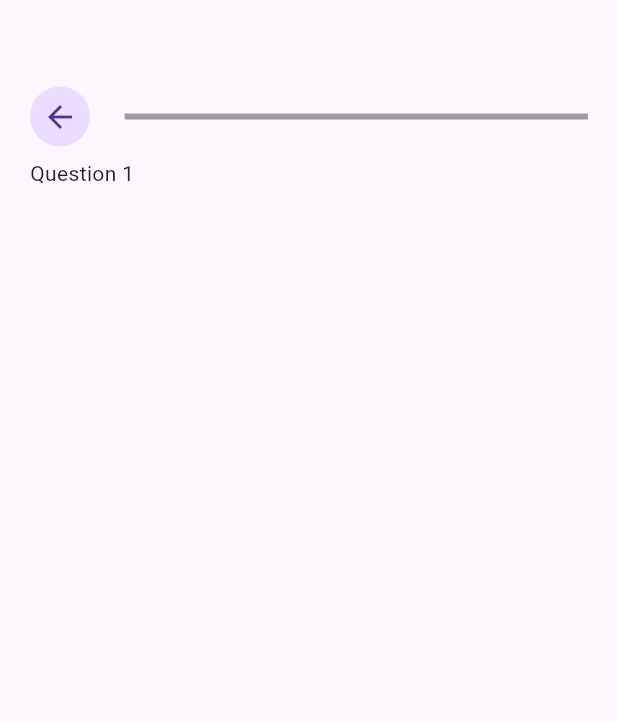
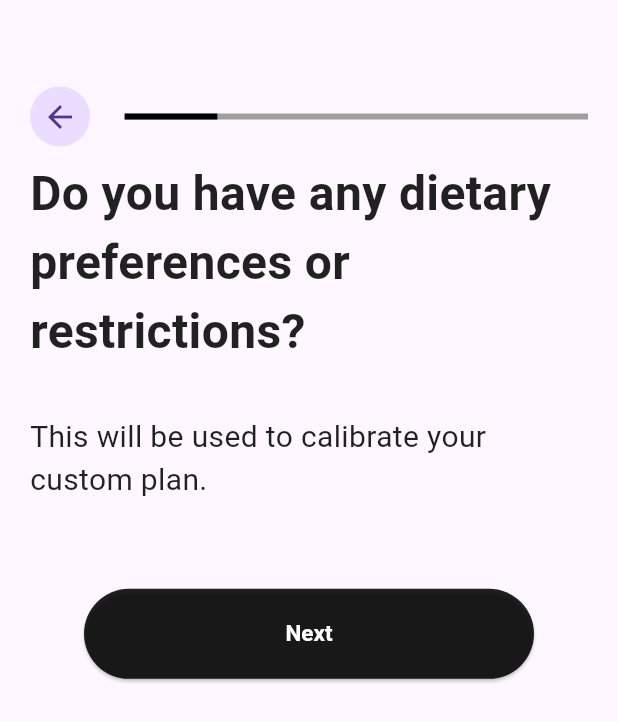
Before and after one commit to adolesamuel/cal_ai_onboarding, a Flutter app: the screen it shows after launch, swiped to page 2, on a phone screen of 412 x 824 dp. Shown: the top 722 px of the screen. Run offline on Flutter 3.47's test engine with Material 3 defaults, Android fonts, the phone set to English and light mode, and no system bars; our stand-ins replace cloud_firestore, firebase_auth, firebase_core, flutter_riverpod, flutter_screenutil, fpdart and 2 more; accounts and stored records are empty.

Commit message:
fixes for page indicator

```diff
--- /dev/null
+++ b/lib/models/question_model.dart
@@ -0,0 +1,27 @@
+import 'package:cal_ai/configs/constants.dart';
+import 'package:json_annotation/json_annotation.dart';
+
+part 'question_model.g.dart';
+
+@JsonSerializable()
+class Question {
+  final String question;
+  final List<String> options;
+  final String? selection;
+  final QuestionType type;
+
+  Question({
+    required this.question,
+    required this.options,
+    this.selection,
+    this.type = QuestionType.selection,
+  });
+
+  Json toJson() => _$QuestionToJson(this);
+  factory Question.fromJson(Json json) => _$QuestionFromJson(json);
+}
+
+enum QuestionType {
+  selection,
+  input,
+}
--- a/lib/screens/question_page.dart
+++ b/lib/screens/question_page.dart
@@ -1,12 +1,57 @@
+import 'package:cal_ai/models/question_model.dart';
+import 'package:cal_ai/screens/state/onboarding_controller.dart';
 import 'package:flutter/material.dart';
+import 'package:flutter_riverpod/flutter_riverpod.dart';
+import 'package:flutter_screenutil/flutter_screenutil.dart';
 
-class QuestionPage extends StatelessWidget {
-  const QuestionPage({super.key});
+class QuestionPage extends ConsumerWidget {
+  final Question question;
+  final void Function(String)? onOptionSelected;
+  const QuestionPage({
+    super.key,
+    required this.question,
+    this.onOptionSelected,
+  });
 
   @override
-  Widget build(BuildContext context) {
-    return const Scaffold(
-      body: Text('Question 1'),
-    );
+  Widget build(BuildContext context, ref) {
+    final onboardingCTRL = ref.read(onboardingControllerProvider);
+    return ListenableBuilder(
+        listenable: onboardingCTRL,
+        builder: (context, _) {
+          return Scaffold(
+            body: Column(
+              children: [
+                Align(
+                  alignment: Alignment.centerLeft,
+                  child: Text(
+                    question.question,
+                    style: const TextStyle(fontWeight: FontWeight.bold, fontSize: 32),
+                  ),
+                ),
+                32.verticalSpace,
+                const Text(
+                  'This will be used to calibrate your custom plan.',
+                  style: TextStyle(fontSize: 20, fontWeight: FontWeight.w400),
+                ),
+                32.verticalSpace,
+                const Padding(
+                  padding: EdgeInsets.symmetric(horizontal: 20),
+                  child: Column(
+                    children: [],
+                  ),
+                ),
+                24.verticalSpace,
+                ElevatedButton(
+                  onPressed: () {
+                    // onOptionSelected?.call();
+                    onboardingCTRL.nextPage();
+                  },
+                  child: const Text('Next'),
+                )
+              ],
+            ),
+          );
+        });
   }
 }
--- a/lib/screens/root_page.dart
+++ b/lib/screens/root_page.dart
@@ -6,12 +6,19 @@ import 'package:flutter/material.dart';
 import 'package:flutter_riverpod/flutter_riverpod.dart';
 import 'package:flutter_screenutil/flutter_screenutil.dart';
 
+// What are your primary health goals? (e.g., weight loss, muscle gain, maintaining a balanced diet)
+// Do you have any dietary preferences or restrictions? (e.g., vegetarian, vegan, gluten-free, allergies)
+// What is your current activity level? (e.g., sedentary, lightly active, very active)
+// How often do you typically cook at home? (e.g., rarely, sometimes, always)
+// What is your age and current weight
+
 class RootPage extends ConsumerWidget {
   const RootPage({super.key});
 
   @override
   Widget build(BuildContext context, ref) {
     final onboadingController = ref.read(onboardingControllerProvider);
+
     return Scaffold(
       body: Padding(
         padding: const EdgeInsets.symmetric(horizontal: 20),
@@ -23,9 +30,16 @@ class RootPage extends ConsumerWidget {
             Expanded(
               child: PageView(
                 controller: onboadingController.pageController,
-                children: const [
-                  SiginInScreen(),
-                  QuestionPage(),
+                onPageChanged: onboadingController.updatePage,
+                children: [
+                  ...List.generate(
+                    onboadingController.questions.length,
+                    (index) => QuestionPage(
+                      question: onboadingController.questions[index],
+                      onOptionSelected: (value) {},
+                    ),
+                  ),
+                  const SiginInScreen(),
                 ],
               ),
             ),
```
Also changed, not shown: lib/models/question_model.g.dart (added).
